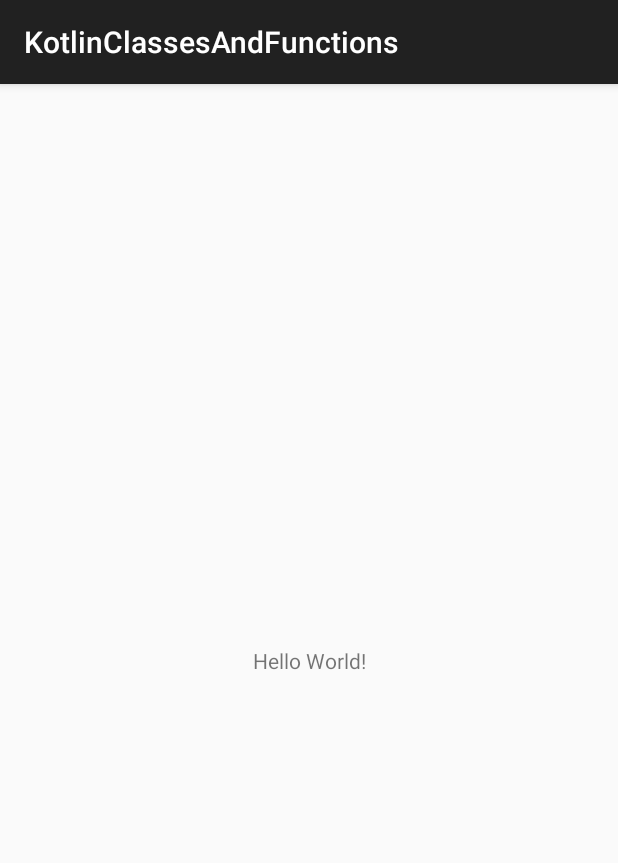
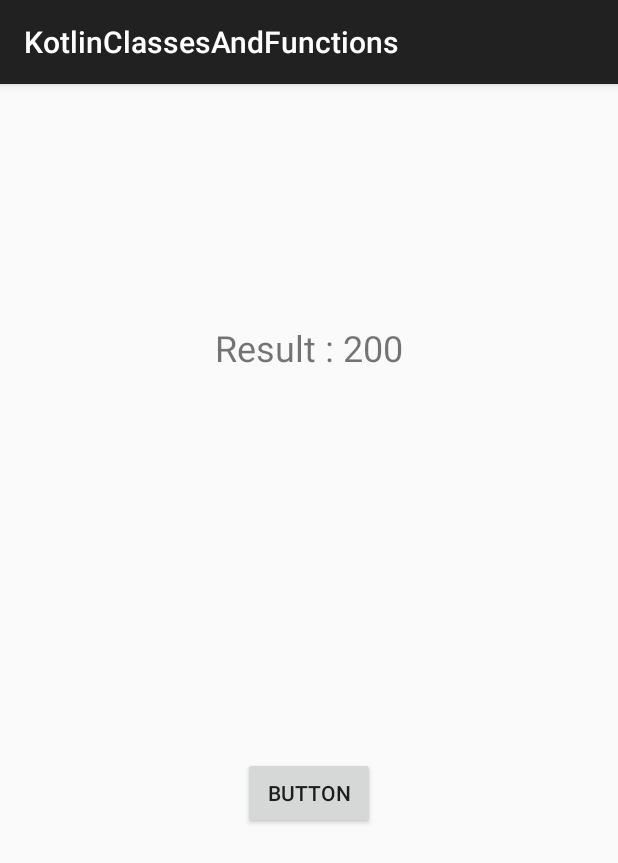
Before and after one commit to ismailmesut/AK002-KotlinClassesAndFunctions, an Android app: the screen it shows after launch (MainActivity), on a phone screen of 412 x 824 dp. Shown: the top 863 px of the screen. Run offline under Robolectric (Android 15) with nearby library versions, the phone set to English and light mode, and no system bars.

Commit message:
updated: functions & views

```diff
--- a/app/src/main/java/com/ismailmesutmujde/kotlinclassesandfunctions/MainActivity.kt
+++ b/app/src/main/java/com/ismailmesutmujde/kotlinclassesandfunctions/MainActivity.kt
@@ -1,6 +1,7 @@
 package com.ismailmesutmujde.kotlinclassesandfunctions
 
 import android.os.Bundle
+import android.widget.TextView
 import androidx.appcompat.app.AppCompatActivity
 
 
@@ -29,11 +30,15 @@ class MainActivity : AppCompatActivity() {
 
     fun mySum(a:Int, b:Int) {
         //println(a+b)
+        //val myTextView = findViewById<TextView>(R.id.textView)
+        //myTextView.text = "Result : ${a+b}"
     }
 
     fun myMultiply(x:Int, y:Int) : Int {
         //println(x*y)
         val result = x * y
+        val myTextView = findViewById<TextView>(R.id.textView)
+        myTextView.text = "Result : ${x*y}"
         return result
     }
 
--- a/app/src/main/res/layout/activity_main.xml
+++ b/app/src/main/res/layout/activity_main.xml
@@ -8,12 +8,29 @@
     tools:context=".MainActivity">
 
     <TextView
-        android:layout_width="wrap_content"
-        android:layout_height="wrap_content"
-        android:text="Hello World!"
-        app:layout_constraintBottom_toBottomOf="parent"
+        android:id="@+id/textView"
+        android:layout_width="0dp"
+        android:layout_height="0dp"
+        android:layout_marginStart="40dp"
+        android:layout_marginTop="159dp"
+        android:layout_marginEnd="40dp"
+        android:layout_marginBottom="77dp"
+        android:text="Result : "
+        android:textAlignment="center"
+        android:textSize="24sp"
+        app:layout_constraintBottom_toTopOf="@+id/button"
         app:layout_constraintEnd_toEndOf="parent"
         app:layout_constraintStart_toStartOf="parent"
         app:layout_constraintTop_toTopOf="parent" />
 
+    <Button
+        android:id="@+id/button"
+        android:layout_width="wrap_content"
+        android:layout_height="wrap_content"
+        android:layout_marginBottom="271dp"
+        android:text="Button"
+        app:layout_constraintBottom_toBottomOf="parent"
+        app:layout_constraintEnd_toEndOf="parent"
+        app:layout_constraintStart_toStartOf="parent"
+        app:layout_constraintTop_toBottomOf="@+id/textView" />
 </androidx.constraintlayout.widget.ConstraintLayout>
```
